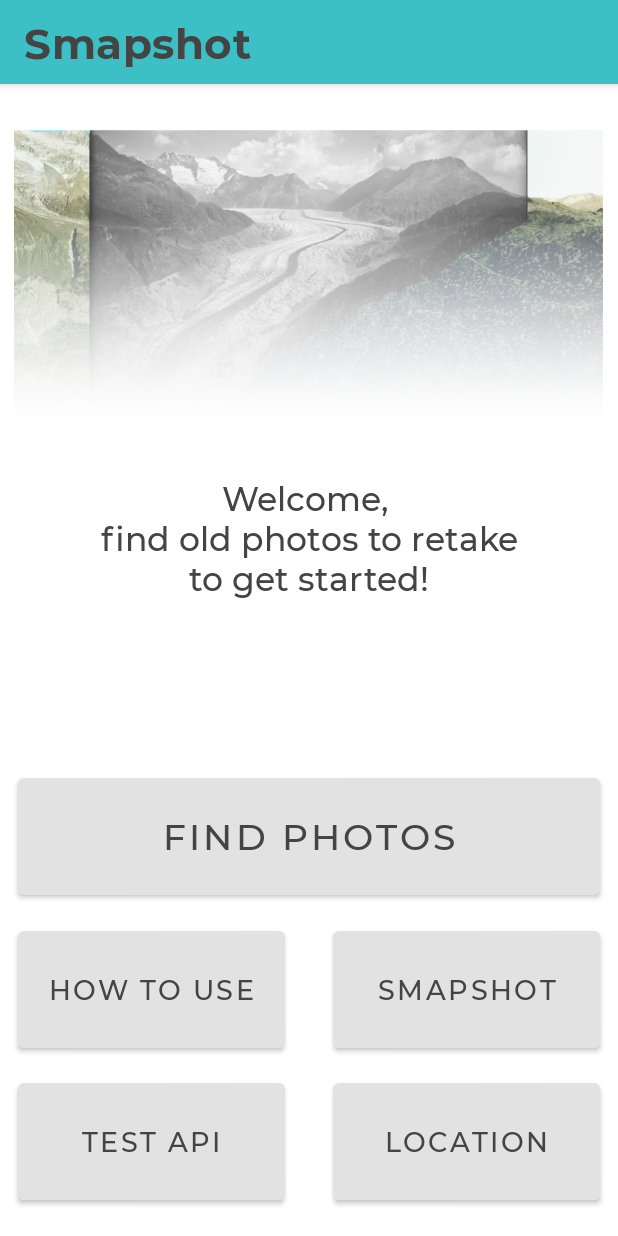
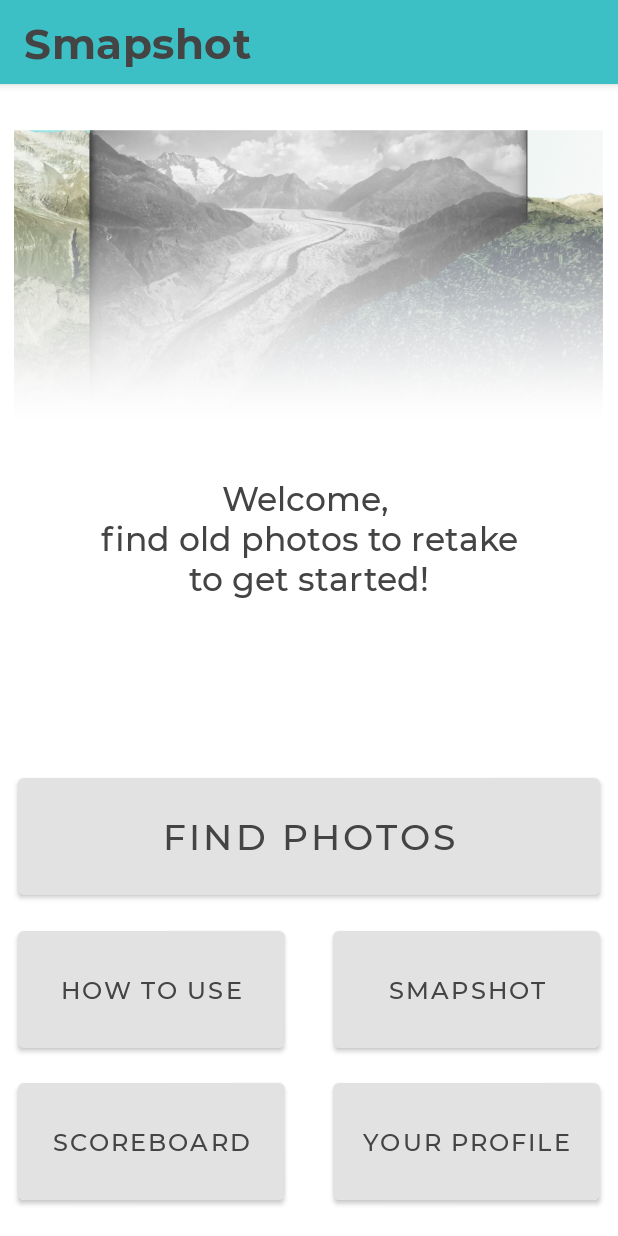
Before and after one commit to Christoffer9612/smapshot-application, an Android app: the screen it shows after launch (MainActivity), on a phone screen of 412 x 824 dp. Run offline under Robolectric (Android 15) with nearby library versions, the phone set to English and light mode, and no system bars; our stand-ins replace Picasso, Volley; pictures from the network do not load.

Commit message:
Minor fixes in code

```diff
--- a/app/src/main/java/com/example/mycameraapp/CameraActivity.java
+++ b/app/src/main/java/com/example/mycameraapp/CameraActivity.java
@@ -444,7 +444,7 @@ public class CameraActivity extends MainActivity {
 
     public void fadeIn(int distance) {
         if (distance > 20) { //Photos from more than 20 meters distance are considered too far away
-            popUp.setText(" You are too far away from the old photo... ");
+            popUp.setText(" You are too far away from the old photo, click to dismiss... ");
             popUp.getBackground().setAlpha(160);
 
             final Animation in = new AlphaAnimation(0.0f, 1.0f);
--- a/app/src/main/java/com/example/mycameraapp/JsonFinder.java
+++ b/app/src/main/java/com/example/mycameraapp/JsonFinder.java
@@ -42,6 +42,8 @@ public class JsonFinder {
     /*Method for returning double value from String key.*/
     public String getStringValue(JSONObject jsonObj, String key) throws JSONException {
         String val = jsonObj.getString(key);
+        val = val.replaceAll("_", " "); //Removing underscores in title
+        val = val.replaceAll("-", " "); //Removing dashes in title
         return val;
     }
 
--- a/app/src/main/java/com/example/mycameraapp/ResultActivity.java
+++ b/app/src/main/java/com/example/mycameraapp/ResultActivity.java
@@ -111,8 +111,6 @@ public class ResultActivity extends MainActivity { //AppCompatActivity
 
 
         }
-
-
 
         utils.setText(success, montserrat_medium);
         oldParams.setTypeface(montserrat_medium);
@@ -268,7 +266,7 @@ public class ResultActivity extends MainActivity { //AppCompatActivity
     }
 
     public void retake(View view) {
-        Intent intent = new Intent(this, CameraActivity.class);
+        Intent intent = new Intent(this, SelectActivity.class);
         //Add the bundle to the intent
         intent.putExtras(bundleRetake);
         startActivity(intent);
--- a/app/src/main/java/com/example/mycameraapp/SelectActivity.java
+++ b/app/src/main/java/com/example/mycameraapp/SelectActivity.java
@@ -42,6 +42,8 @@ import org.osmdroid.tileprovider.tilesource.TileSourceFactory;
 import org.osmdroid.util.GeoPoint;
 import org.osmdroid.views.MapView;
 import org.osmdroid.views.overlay.Marker;
+
+import java.text.DecimalFormat;
 
 public class SelectActivity extends AppCompatActivity {
     private ShapeableImageView imageOnePhoto, imageTwoPhoto;
@@ -239,6 +241,9 @@ public class SelectActivity extends AppCompatActivity {
         } catch (JSONException e) {
             e.printStackTrace();
         }
+
+        DecimalFormat df = new DecimalFormat("#.#######"); //Trimming longitude & latitude to 7 decimals
+        value = Double.parseDouble(df.format(value));
         return value;
     }
 
--- a/app/src/main/res/layout/activity_camera.xml
+++ b/app/src/main/res/layout/activity_camera.xml
@@ -69,8 +69,8 @@
         android:background="@drawable/red_rounded_corner"
         android:fontFamily="@font/montserrat_medium"
         android:gravity="center"
+        android:onClick="fadeOut"
         android:text=""
-        android:onClick="fadeOut"
         android:textColor="#FFFFFF"
         android:textSize="18sp" />
 
--- a/app/src/main/res/layout/activity_find.xml
+++ b/app/src/main/res/layout/activity_find.xml
@@ -134,4 +134,6 @@
         android:onClick="openMain"
         android:text="Go back" />
 
+
+
 </RelativeLayout>
--- a/app/src/main/res/layout/activity_main.xml
+++ b/app/src/main/res/layout/activity_main.xml
@@ -80,8 +80,8 @@
         android:layout_marginLeft="12dp"
         android:layout_marginBottom="18dp"
         android:onClick="openChallenge"
-        android:text="Test API"
-        android:textSize="18sp" />
+        android:text="Scoreboard"
+        android:textSize="16sp" />
 
     <Button
         android:id="@+id/btnFindPhoto"
@@ -96,7 +96,7 @@
         android:layout_marginBottom="119dp"
         android:onClick="openSmapshot"
         android:text="Smapshot"
-        android:textSize="18sp" />
+        android:textSize="16sp" />
 
     <Button
         android:id="@+id/btnProfile"
@@ -109,8 +109,8 @@
         android:layout_marginEnd="12dp"
         android:layout_marginRight="12dp"
         android:layout_marginBottom="18dp"
-        android:text="Location"
-        android:textSize="18sp" />
+        android:text="Your profile"
+        android:textSize="16sp" />
 
     <Button
         android:id="@+id/btnTutorial"
@@ -125,7 +125,7 @@
         android:layout_marginBottom="119dp"
         android:onClick="openTutorial"
         android:text="How to use"
-        android:textSize="18sp" />
+        android:textSize="16sp" />
 
     <ImageView
         android:id="@+id/thumbnail"
--- a/app/src/main/res/layout/activity_smapshot.xml
+++ b/app/src/main/res/layout/activity_smapshot.xml
@@ -12,7 +12,7 @@
         android:layout_height="wrap_content"
         android:layout_alignParentTop="true"
         android:layout_centerHorizontal="true"
-        android:layout_marginTop="67dp"
+        android:layout_marginTop="62dp"
         android:layout_marginRight="11dp"
         android:text="Smapshot is a web-based platform with the goal of creating a virtual globe of history by georeferencing photos on a 3D globe. \n \nThe ability to retake historical photos in this mobile application provides a simple way of visually comparing the past state of a landscape with the present of the same landscape today."
         android:textColor="#444444"
```
